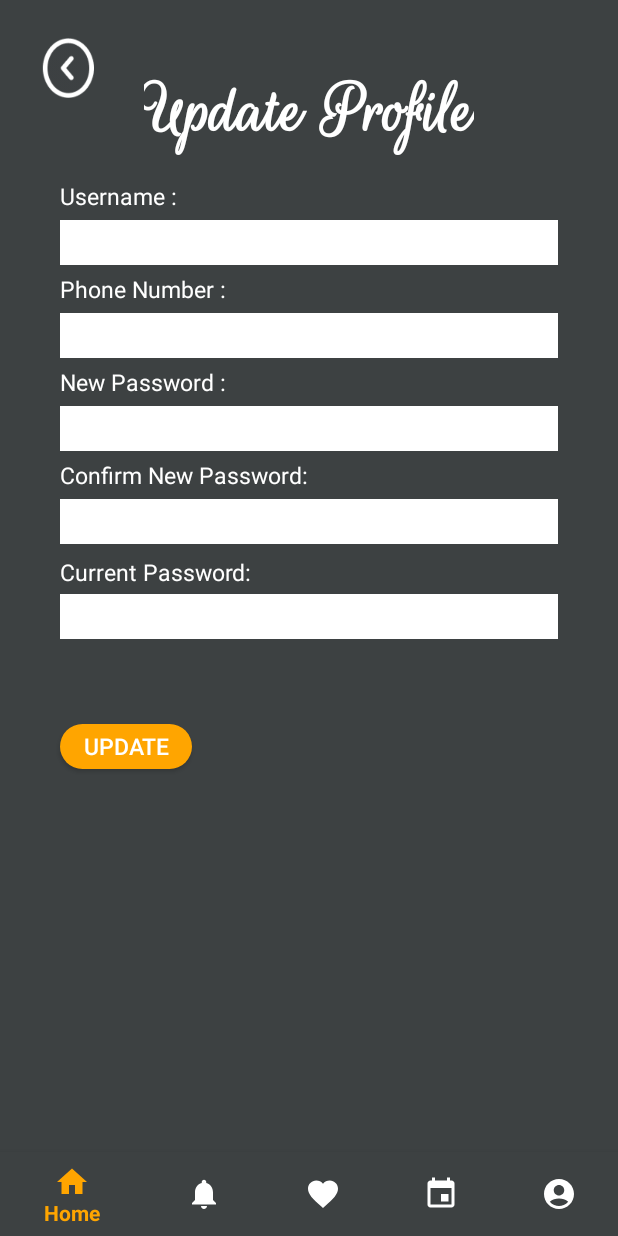
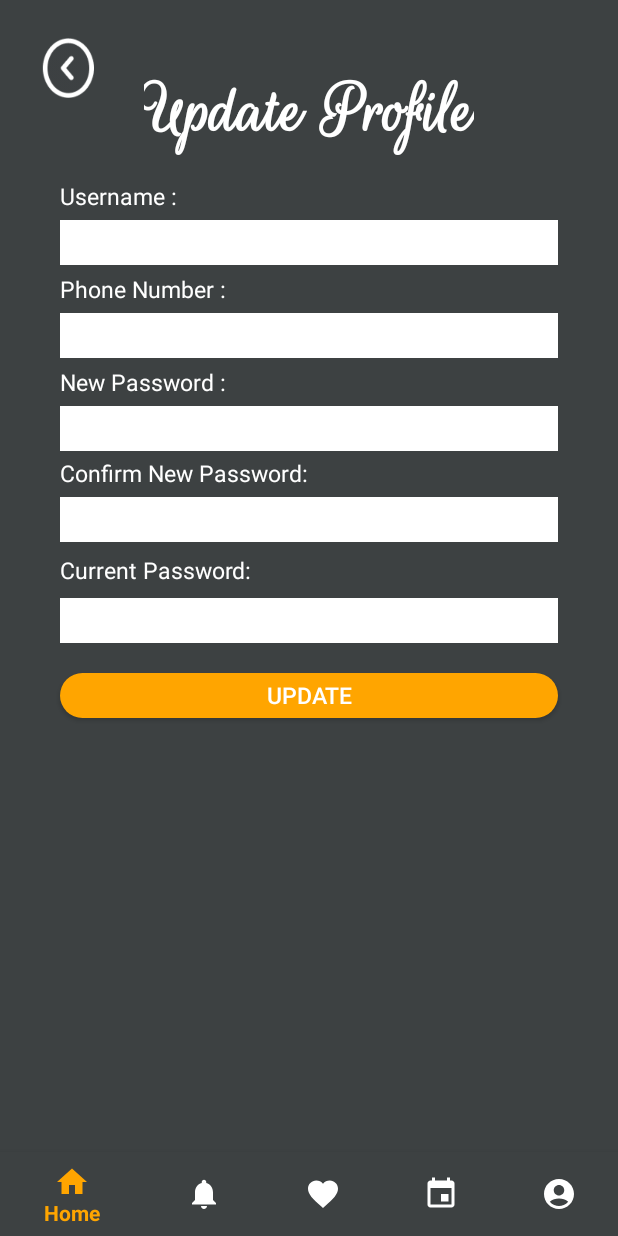
Before and after one commit to GunYuTan/LifeOnLandAssignmentFinal, an Android app: the fragment UpdateProfileFragment placed in its activity, on a phone screen of 412 x 824 dp. Run offline under Robolectric (Android 15) with nearby library versions, the phone set to English and light mode, and no system bars; our stand-ins replace Room's generated code, data binding.

Commit message:
23/09/2023 19:07

```diff
--- a/app/src/main/res/layout/update_profile_screen.xml
+++ b/app/src/main/res/layout/update_profile_screen.xml
@@ -145,30 +145,12 @@
         app:layout_constraintStart_toStartOf="parent"
         app:layout_constraintTop_toBottomOf="@+id/txtUpdateProfileConfirmPassword" />
 
-    <EditText
-        android:id="@+id/txtUpdateProfileInputCurrentPass"
-        android:layout_width="0dp"
-        android:layout_height="30dp"
-        android:layout_marginStart="40dp"
-        android:layout_marginTop="4dp"
-        android:layout_marginEnd="40dp"
-        android:background="@color/white"
-        android:fontFamily="@font/inter"
-        android:inputType="text|textPassword"
-        android:textSize="20sp"
-        android:importantForAutofill="no"
-        android:text="@={updateProfileViewModel.inputCurrentPass}"
-        app:layout_constraintEnd_toEndOf="parent"
-        app:layout_constraintHorizontal_bias="0.0"
-        app:layout_constraintStart_toStartOf="parent"
-        app:layout_constraintTop_toBottomOf="@+id/txtUpdateProfileCurrentPassword" />
-
     <TextView
         android:id="@+id/txtUpdateProfileConfirmPassword"
         android:layout_width="wrap_content"
         android:layout_height="wrap_content"
         android:layout_marginStart="40dp"
-        android:layout_marginTop="5dp"
+        android:layout_marginTop="4dp"
         android:text="Confirm New Password: "
         android:textColor="@color/white"
         android:textSize="15sp"
@@ -187,20 +169,41 @@
         app:layout_constraintStart_toStartOf="parent"
         app:layout_constraintTop_toBottomOf="@+id/txtUpdateProfileInputConfirmPassword" />
 
+    <EditText
+        android:id="@+id/txtUpdateProfileInputCurrentPass"
+        android:layout_width="0dp"
+        android:layout_height="30dp"
+        android:layout_marginStart="40dp"
+        android:layout_marginTop="8dp"
+        android:layout_marginEnd="40dp"
+        android:background="@color/white"
+        android:fontFamily="@font/inter"
+        android:importantForAutofill="no"
+        android:inputType="text|textPassword"
+        android:text="@={updateProfileViewModel.inputCurrentPass}"
+        android:textSize="20sp"
+        app:layout_constraintEnd_toEndOf="parent"
+        app:layout_constraintHorizontal_bias="0.0"
+        app:layout_constraintStart_toStartOf="parent"
+        app:layout_constraintTop_toBottomOf="@+id/txtUpdateProfileCurrentPassword" />
+
     <Button
         android:id="@+id/btnUpdateProfile"
-        android:layout_width="wrap_content"
+        android:layout_width="match_parent"
         android:layout_height="30sp"
         android:layout_marginStart="40dp"
-        android:layout_marginTop="120dp"
+        android:layout_marginTop="20dp"
+        android:layout_marginEnd="40dp"
         android:background="@drawable/round_btn"
         android:backgroundTint="@color/orange"
+        android:onClick="@{()->updateProfileViewModel.updateButton()}"
         android:text="Update"
         android:textColor="@color/white"
         android:textSize="15sp"
-        android:onClick="@{()->updateProfileViewModel.updateButton()}"
+        app:layout_constraintEnd_toEndOf="parent"
+        app:layout_constraintHorizontal_bias="0.0"
         app:layout_constraintStart_toStartOf="parent"
-        app:layout_constraintTop_toBottomOf="@+id/txtUpdateProfileInputConfirmPassword" />
+        app:layout_constraintTop_toBottomOf="@+id/txtUpdateProfileInputCurrentPass" />
 
 </androidx.constraintlayout.widget.ConstraintLayout>
 </layout>
```
